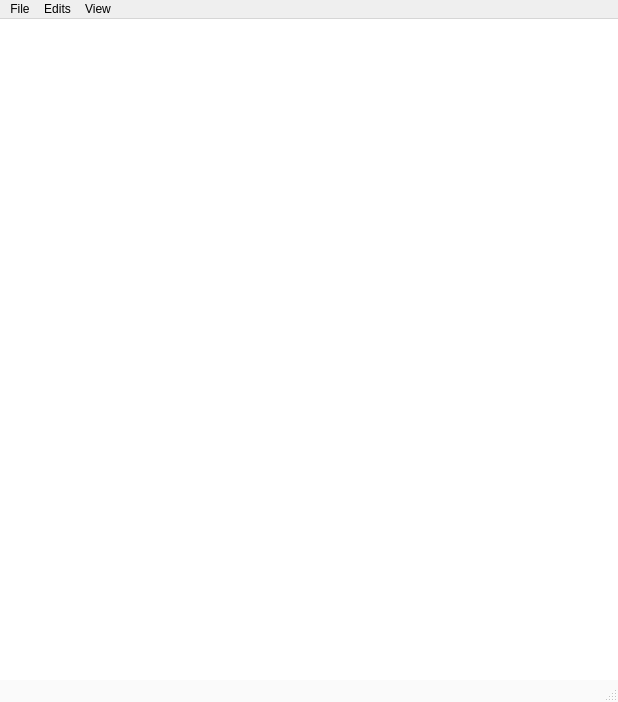
Before: the Qt Designer form QPad/qpad.ui in Thunderb0rn/QPad, drawn with Qt 5.
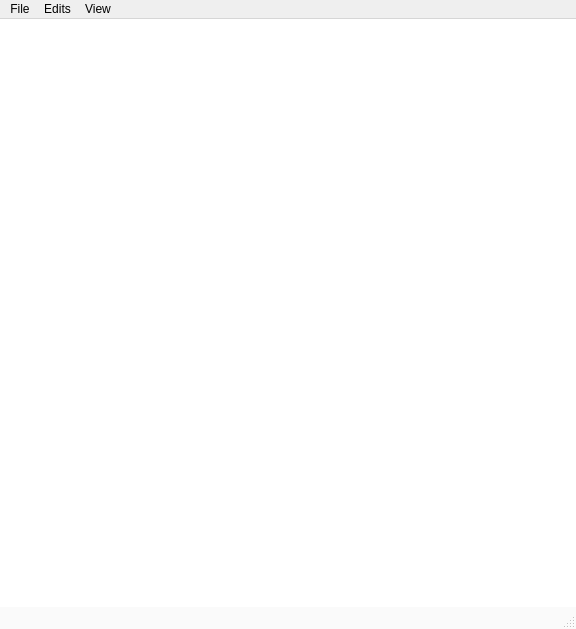
After: the same form once the commit is applied. Icons and pictures are not drawn. Custom widgets are drawn as their Qt base class.

Patch:
```diff
--- a/QPad/qpad.ui
+++ b/QPad/qpad.ui
@@ -6,8 +6,8 @@
    <rect>
     <x>0</x>
     <y>0</y>
-    <width>618</width>
-    <height>702</height>
+    <width>576</width>
+    <height>629</height>
    </rect>
   </property>
   <property name="windowTitle">
@@ -65,7 +65,7 @@
     <rect>
      <x>0</x>
      <y>0</y>
-     <width>618</width>
+     <width>576</width>
      <height>22</height>
     </rect>
    </property>
@@ -215,6 +215,13 @@
   </action>
  </widget>
  <layoutdefault spacing="6" margin="11"/>
+ <customwidgets>
+  <customwidget>
+   <class>CodeEditor</class>
+   <extends>QTextEdit</extends>
+   <header>codeEditor.h</header>
+  </customwidget>
+ </customwidgets>
  <resources>
   <include location="qpad.qrc"/>
  </resources>
```
Left out of the diff: 31 changed lines with no effect on the pictures.
